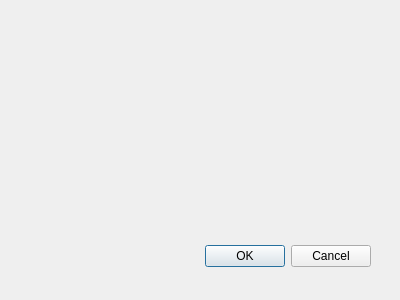
Above: connectdialog.ui from quyong123/CanCom before the change. Below: the same form after it.
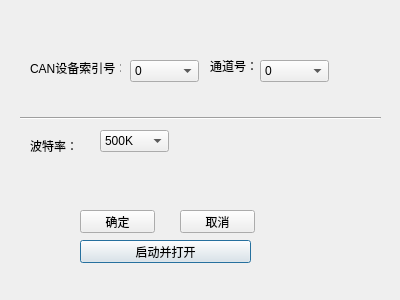
That is the form after the change.

The edit to the form file:
```diff
--- a/connectdialog.ui
+++ b/connectdialog.ui
@@ -15,20 +15,190 @@
   <property name="windowTitle">
    <string>Dialog</string>
   </property>
-  <widget name="buttonBox" class="QDialogButtonBox">
+  <widget class="QLabel" name="label">
    <property name="geometry">
     <rect>
      <x>30</x>
-     <y>240</y>
-     <width>341</width>
-     <height>32</height>
+     <y>60</y>
+     <width>91</width>
+     <height>16</height>
+    </rect>
+   </property>
+   <property name="text">
+    <string>CAN设备索引号：</string>
+   </property>
+  </widget>
+  <widget class="QLabel" name="label_2">
+   <property name="geometry">
+    <rect>
+     <x>210</x>
+     <y>60</y>
+     <width>54</width>
+     <height>12</height>
+    </rect>
+   </property>
+   <property name="text">
+    <string>通道号：</string>
+   </property>
+  </widget>
+  <widget class="QComboBox" name="CanDeviceIndexcomboBox">
+   <property name="geometry">
+    <rect>
+     <x>130</x>
+     <y>60</y>
+     <width>69</width>
+     <height>22</height>
+    </rect>
+   </property>
+   <item>
+    <property name="text">
+     <string>0</string>
+    </property>
+   </item>
+   <item>
+    <property name="text">
+     <string>1</string>
+    </property>
+   </item>
+   <item>
+    <property name="text">
+     <string>2</string>
+    </property>
+   </item>
+   <item>
+    <property name="text">
+     <string>3</string>
+    </property>
+   </item>
+   <item>
+    <property name="text">
+     <string>4</string>
+    </property>
+   </item>
+   <item>
+    <property name="text">
+     <string>5</string>
+    </property>
+   </item>
+   <item>
+    <property name="text">
+     <string>6</string>
+    </property>
+   </item>
+   <item>
+    <property name="text">
+     <string>7</string>
+    </property>
+   </item>
+  </widget>
+  <widget class="QComboBox" name="CanDeviceNumcomboBox">
+   <property name="geometry">
+    <rect>
+     <x>260</x>
+     <y>60</y>
+     <width>69</width>
+     <height>22</height>
+    </rect>
+   </property>
+   <item>
+    <property name="text">
+     <string>0</string>
+    </property>
+   </item>
+   <item>
+    <property name="text">
+     <string>1</string>
+    </property>
+   </item>
+  </widget>
+  <widget class="Line" name="line">
+   <property name="geometry">
+    <rect>
+     <x>20</x>
+     <y>110</y>
+     <width>361</width>
+     <height>16</height>
     </rect>
    </property>
    <property name="orientation">
     <enum>Qt::Horizontal</enum>
    </property>
-   <property name="standardButtons">
-    <set>QDialogButtonBox::Cancel|QDialogButtonBox::Ok</set>
+  </widget>
+  <widget class="QLabel" name="label_3">
+   <property name="geometry">
+    <rect>
+     <x>30</x>
+     <y>140</y>
+     <width>54</width>
+     <height>12</height>
+    </rect>
+   </property>
+   <property name="text">
+    <string>波特率：</string>
+   </property>
+  </widget>
+  <widget class="QComboBox" name="CanDeviceBartecomboBox">
+   <property name="geometry">
+    <rect>
+     <x>100</x>
+     <y>130</y>
+     <width>69</width>
+     <height>22</height>
+    </rect>
+   </property>
+   <item>
+    <property name="text">
+     <string>500K</string>
+    </property>
+   </item>
+   <item>
+    <property name="text">
+     <string>1M</string>
+    </property>
+   </item>
+   <item>
+    <property name="text">
+     <string>250K</string>
+    </property>
+   </item>
+  </widget>
+  <widget class="QPushButton" name="pushButton">
+   <property name="geometry">
+    <rect>
+     <x>80</x>
+     <y>240</y>
+     <width>171</width>
+     <height>23</height>
+    </rect>
+   </property>
+   <property name="text">
+    <string>启动并打开</string>
+   </property>
+  </widget>
+  <widget class="QPushButton" name="pushButton_2">
+   <property name="geometry">
+    <rect>
+     <x>180</x>
+     <y>210</y>
+     <width>75</width>
+     <height>23</height>
+    </rect>
+   </property>
+   <property name="text">
+    <string>取消</string>
+   </property>
+  </widget>
+  <widget class="QPushButton" name="pushButton_3">
+   <property name="geometry">
+    <rect>
+     <x>80</x>
+     <y>210</y>
+     <width>75</width>
+     <height>23</height>
+    </rect>
+   </property>
+   <property name="text">
+    <string>确定</string>
    </property>
   </widget>
  </widget>
```
Left out of the diff: 44 changed lines with no effect on the pictures.
